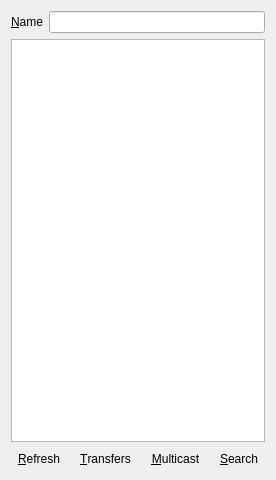
shaan7/Kapotah, file ui/peerdialog.ui: the form before one commit.
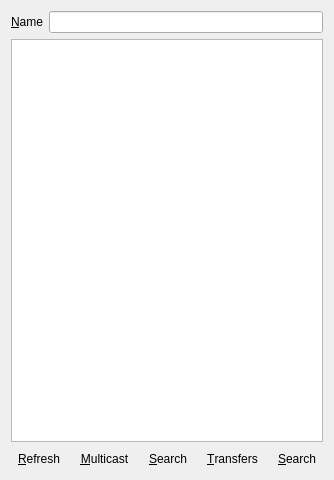
The form after the commit. Icons and pictures are not drawn.

Commit message: Let the user show/hide notifications.

What changed in the file:
```diff
--- a/ui/peerdialog.ui
+++ b/ui/peerdialog.ui
@@ -74,38 +74,6 @@
        </property>
       </widget>
      </item>
-     <item>
-      <widget class="QToolButton" name="transferButton">
-       <property name="minimumSize">
-        <size>
-         <width>0</width>
-         <height>0</height>
-        </size>
-       </property>
-       <property name="baseSize">
-        <size>
-         <width>0</width>
-         <height>0</height>
-        </size>
-       </property>
-       <property name="text">
-        <string>&amp;Transfers</string>
-       </property>
-       <property name="icon">
-        <iconset resource="../systray.qrc">
-         <normaloff>:/images/transfer.png</normaloff>:/images/transfer.png</iconset>
-       </property>
-       <property name="iconSize">
-        <size>
-         <width>32</width>
-         <height>32</height>
-        </size>
-       </property>
-       <property name="autoRaise">
-        <bool>true</bool>
-       </property>
-      </widget>
-     </item>
      <item>
       <widget class="QToolButton" name="multicastButton">
        <property name="minimumSize">
@@ -170,6 +138,70 @@
        </property>
       </widget>
      </item>
+     <item>
+      <widget class="QToolButton" name="transferButton">
+       <property name="minimumSize">
+        <size>
+         <width>0</width>
+         <height>0</height>
+        </size>
+       </property>
+       <property name="baseSize">
+        <size>
+         <width>0</width>
+         <height>0</height>
+        </size>
+       </property>
+       <property name="text">
+        <string>&amp;Transfers</string>
+       </property>
+       <property name="icon">
+        <iconset resource="../systray.qrc">
+         <normaloff>:/images/transfer.png</normaloff>:/images/transfer.png</iconset>
+       </property>
+       <property name="iconSize">
+        <size>
+         <width>32</width>
+         <height>32</height>
+        </size>
+       </property>
+       <property name="autoRaise">
+        <bool>true</bool>
+       </property>
+      </widget>
+     </item>
+     <item>
+      <widget class="QToolButton" name="notificationsButton">
+       <property name="minimumSize">
+        <size>
+         <width>0</width>
+         <height>0</height>
+        </size>
+       </property>
+       <property name="baseSize">
+        <size>
+         <width>0</width>
+         <height>0</height>
+        </size>
+       </property>
+       <property name="text">
+        <string>&amp;Search</string>
+       </property>
+       <property name="icon">
+        <iconset resource="../systray.qrc">
+         <normaloff>:/images/preferences-desktop-notification.png</normaloff>:/images/preferences-desktop-notification.png</iconset>
+       </property>
+       <property name="iconSize">
+        <size>
+         <width>32</width>
+         <height>32</height>
+        </size>
+       </property>
+       <property name="autoRaise">
+        <bool>true</bool>
+       </property>
+      </widget>
+     </item>
     </layout>
    </item>
   </layout>
```
Left out of the diff: 3 changed lines with no effect on the pictures. The commit also changes 5 other files.
